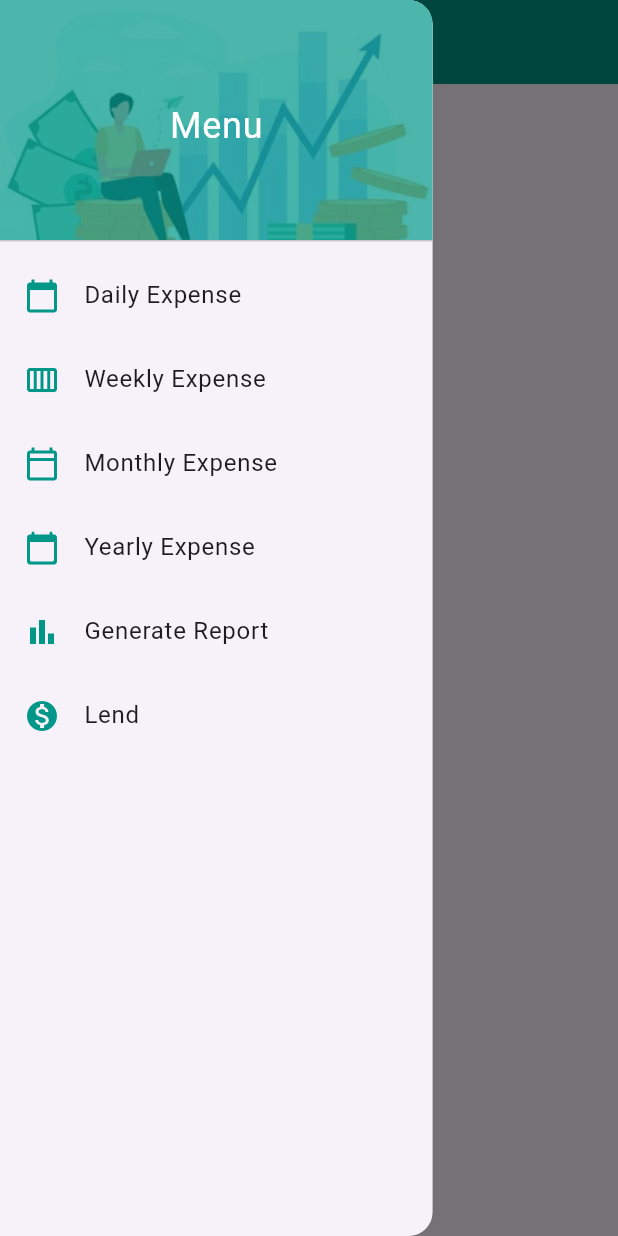
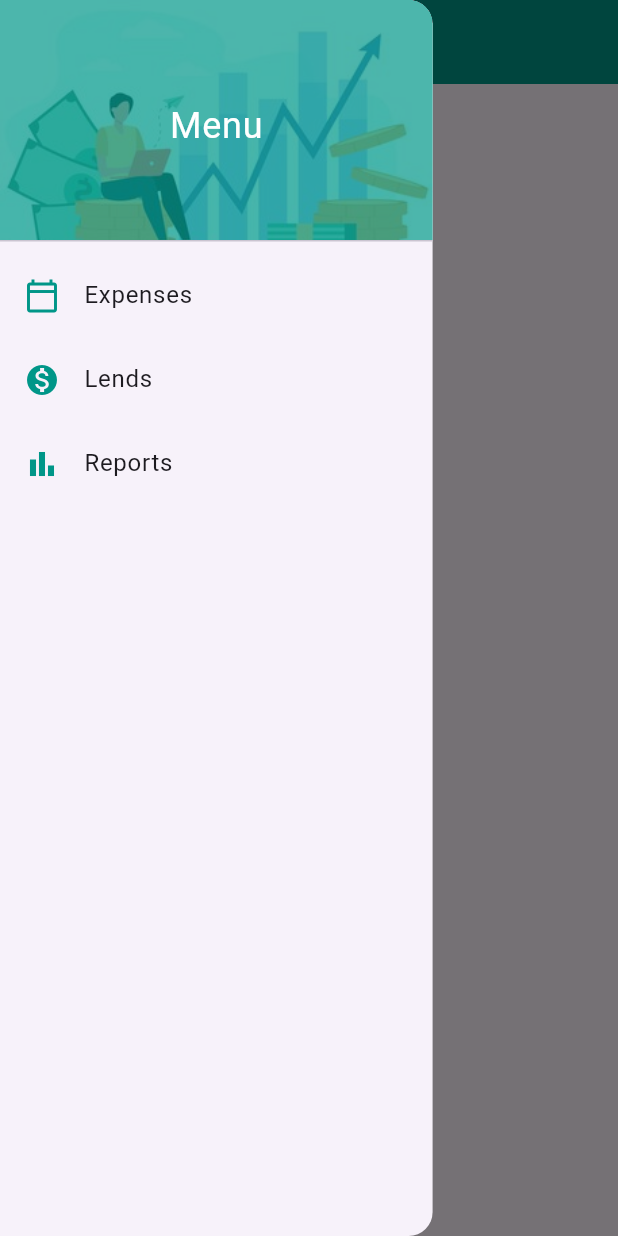
Before and after one commit to alxayeed/FinKeep, a Flutter app: the LendingScreen screen opened by its route, with the side drawer open, on a phone screen of 412 x 824 dp. Run offline on Flutter 3.47's test engine with Material 3 defaults, Android fonts, the phone set to English and light mode, and no system bars; our stand-ins replace cloud_firestore, dartz, equatable, firebase_core, fl_chart, font_awesome_flutter and 1 more; accounts and stored records are empty.

Commit message:
UPDATE: app drawer updated. navigation updated

```diff
--- a/lib/features/expense/presentation/widgets/app_drawer.dart
+++ b/lib/core/common/widgets/app_drawer.dart
@@ -29,35 +29,41 @@ class AppDrawer extends StatelessWidget {
                 ),
               ),
             ),
-            _createDrawerItem(
-              icon: Icons.calendar_today,
-              text: 'Daily Expense',
-              onTap: () => Get.toNamed(AppRoutes.dailyExpense),
-            ),
-            _createDrawerItem(
-              icon: Icons.calendar_view_week,
-              text: 'Weekly Expense',
-              onTap: () => Get.toNamed(AppRoutes.weeklyExpense),
-            ),
+            // _createDrawerItem(
+            //   icon: Icons.calendar_today,
+            //   text: 'Daily Expense',
+            //   onTap: () => Get.toNamed(AppRoutes.dailyExpense),
+            // ),
+            // _createDrawerItem(
+            //   icon: Icons.calendar_view_week,
+            //   text: 'Weekly Expense',
+            //   onTap: () => Get.toNamed(AppRoutes.weeklyExpense),
+            // ),
             _createDrawerItem(
               icon: Icons.calendar_today_outlined,
-              text: 'Monthly Expense',
-              onTap: () => Get.toNamed(AppRoutes.monthlyExpense),
-            ),
-            _createDrawerItem(
-              icon: Icons.calendar_today_rounded,
-              text: 'Yearly Expense',
-              onTap: () => Get.toNamed(AppRoutes.yearlyExpense),
-            ),
-            _createDrawerItem(
-              icon: Icons.bar_chart,
-              text: 'Generate Report',
-              onTap: () {},
+              text: 'Expenses',
+              onTap: () {
+                Get.back();
+                Get.toNamed(AppRoutes.monthlyExpense);
+              },
             ),
             _createDrawerItem(
               icon: Icons.monetization_on,
-              text: 'Lend',
-              onTap: () => Get.toNamed(AppRoutes.lendings),
+              text: 'Lends',
+              onTap: () {
+                Get.back();
+                Get.toNamed(AppRoutes.lendings);
+              },
+            ),
+            // _createDrawerItem(
+            //   icon: Icons.calendar_today_rounded,
+            //   text: 'Yearly Expense',
+            //   onTap: () => Get.toNamed(AppRoutes.yearlyExpense),
+            // ),
+            _createDrawerItem(
+              icon: Icons.bar_chart,
+              text: 'Reports',
+              onTap: () {},
             ),
           ],
         ),
--- a/lib/features/expense/presentation/screens/expense_list_screen.dart
+++ b/lib/features/expense/presentation/screens/expense_list_screen.dart
@@ -1,9 +1,10 @@
 import 'package:flutter/material.dart';
 import 'package:get/get.dart';
-import 'package:spendly/features/expense/presentation/widgets/custom_app_bar.dart';
+import 'package:spendly/core/common/widgets/custom_app_bar.dart';
 import 'package:spendly/features/expense/presentation/widgets/custom_fab.dart';
+
+import '../../../../core/common/widgets/app_drawer.dart';
 import '../controllers/expense_controller.dart';
-import '../widgets/app_drawer.dart';
 import '../widgets/expense_card_widget.dart';
 
 class ExpenseListScreen extends StatelessWidget {
--- a/lib/features/expense/presentation/widgets/widgets.dart
+++ b/lib/features/expense/presentation/widgets/widgets.dart
@@ -1,6 +1,6 @@
-export 'app_drawer.dart';
+export '../../../../core/common/widgets/app_drawer.dart';
+export '../../../../core/common/widgets/custom_app_bar.dart';
 export 'chart_tab_widget.dart';
-export 'custom_app_bar.dart';
 export 'custom_fab.dart';
 export 'custom_tab_bar.dart';
 export 'donut_chart.dart';
--- a/lib/features/lendings/presentation/screens/lending_screen.dart
+++ b/lib/features/lendings/presentation/screens/lending_screen.dart
@@ -4,8 +4,8 @@ import 'package:spendly/features/lendings/presentation/widgets/error_indicator_w
 import 'package:spendly/features/lendings/presentation/widgets/lending_card_widget.dart';
 import 'package:spendly/features/lendings/presentation/widgets/loading_indicator_widget.dart';
 
-import '../../../expense/presentation/widgets/app_drawer.dart';
-import '../../../expense/presentation/widgets/custom_app_bar.dart';
+import '../../../../core/common/widgets/app_drawer.dart';
+import '../../../../core/common/widgets/custom_app_bar.dart';
 import '../controllers/lendings_controller.dart';
 
 class LendingScreen extends StatelessWidget {
@@ -15,8 +15,6 @@ class LendingScreen extends StatelessWidget {
 
   @override
   Widget build(BuildContext context) {
-    controller.getAllLendings();
-
     return Scaffold(
       appBar: const CustomAppBar(),
       drawer: const AppDrawer(),
```
Also changed, not shown: lib/core/common/widgets/custom_app_bar.dart (renamed from lib/features/expense/presentation/widgets/custom_app_bar.dart), 1 other file.
